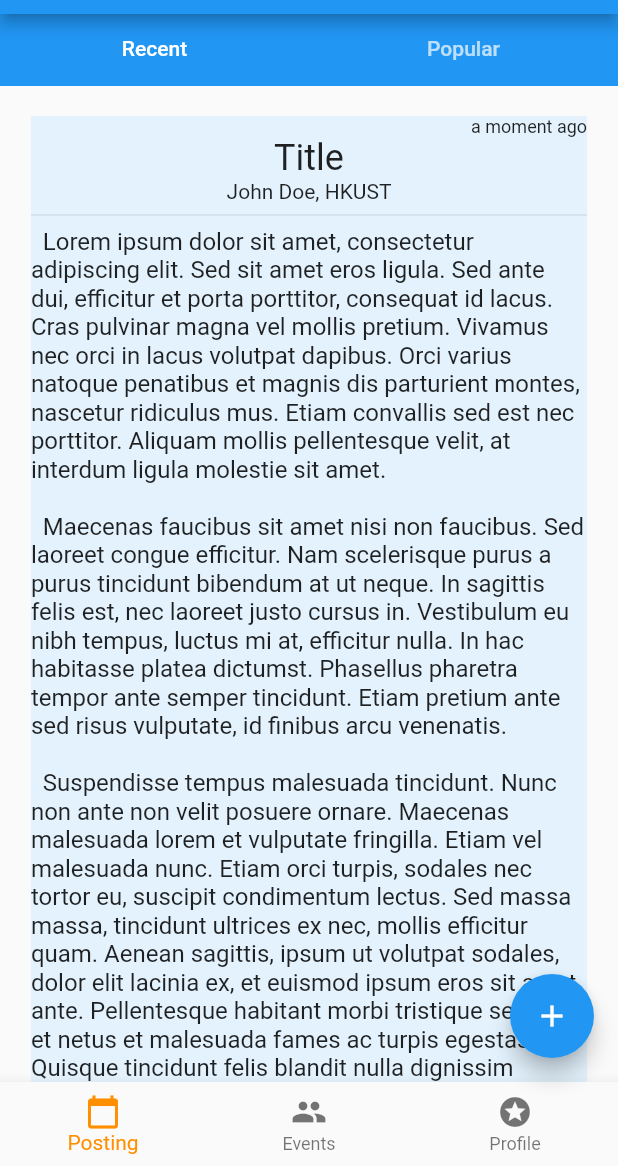
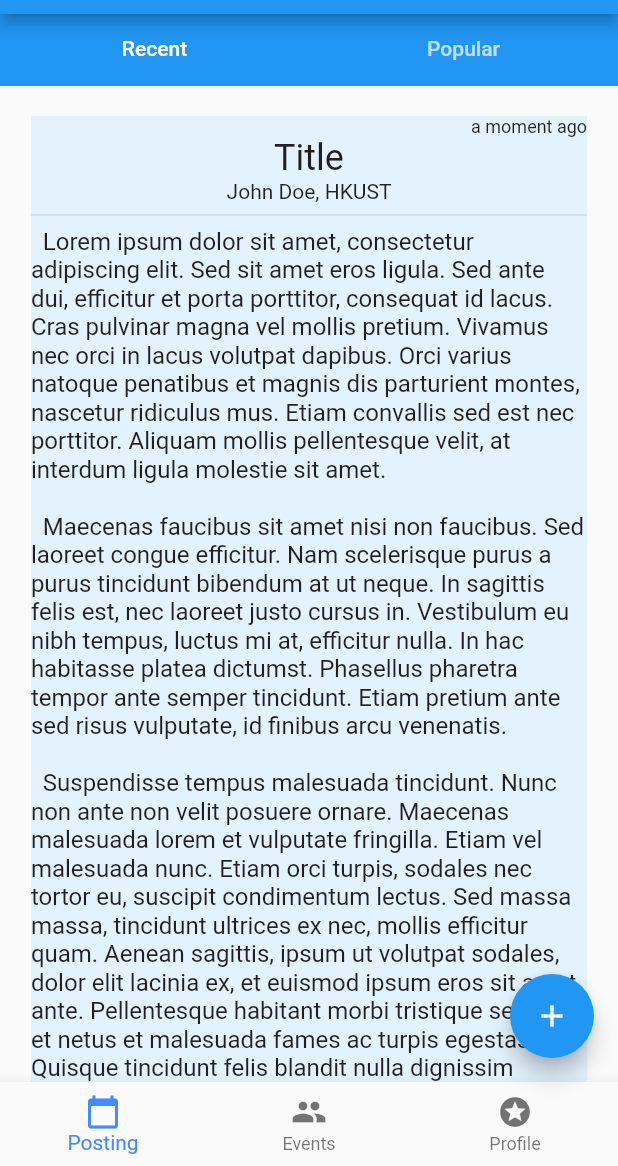
Before and after one commit to seoyoungk0909/INUS, a Flutter app: the screen it shows after launch, on a phone screen of 412 x 824 dp, the part 70-1236 px from its top. Run offline on Flutter 3.47's test engine with Material 2 defaults, Android fonts, the phone set to English and light mode, and no system bars; our stand-ins replace timeago.

Commit message:
change color

```diff
--- a/lib/views/home_page.dart
+++ b/lib/views/home_page.dart
@@ -62,7 +62,7 @@ class HomePageState extends State<HomePage> {
           ),
         ],
         currentIndex: _selectedIndex,
-        selectedItemColor: Colors.amber[800],
+        selectedItemColor: Colors.blueAccent,
         onTap: (int index) {
           setState(() {
             _selectedIndex = index;
```
